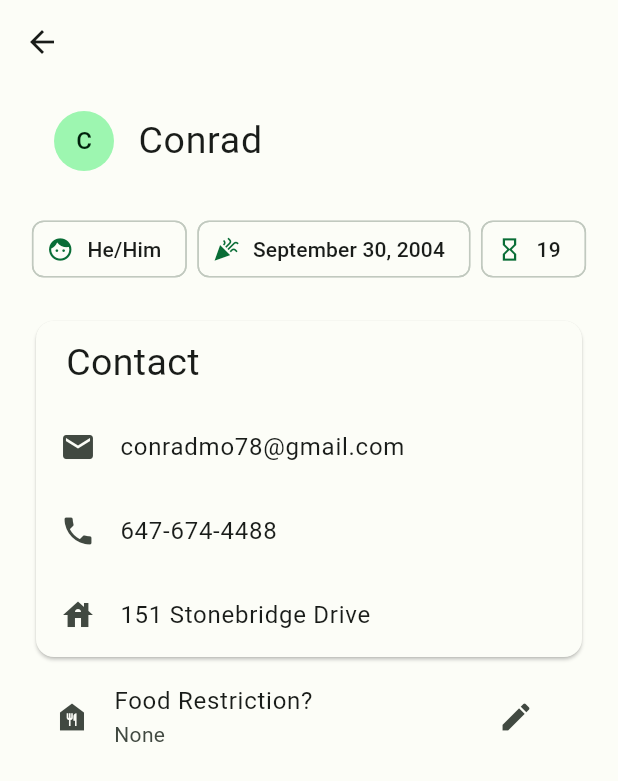
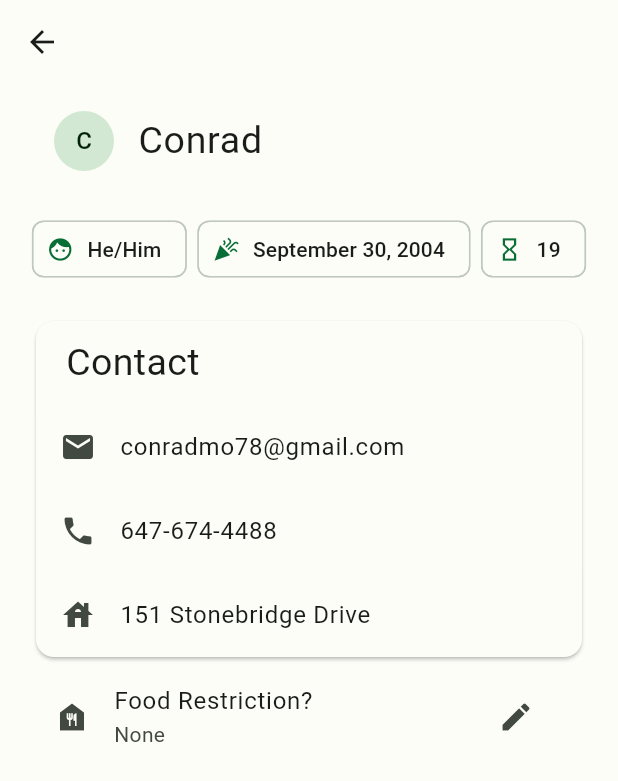
Before and after one commit to CherylZ4/LifeLens, a Flutter app: the FriendTile widget shown alone on an empty page, opened directly, after a tap on an icon or button, on a phone screen of 412 x 824 dp. Shown: the top 781 px of the screen. Run offline on Flutter 3.47's test engine with Material 3 defaults, Android fonts, the light colour scheme and no system bars.

Commit message:
Color changes for icon

```diff
--- a/frontend/lib/states/friendprofile.dart
+++ b/frontend/lib/states/friendprofile.dart
@@ -23,6 +23,8 @@ class _FriendProfileState extends State<FriendProfile> {
           children: <Widget>[
             ListTile(
               leading: CircleAvatar(
+                backgroundColor:
+                    Theme.of(context).colorScheme.secondaryContainer,
                 child: Text(widget.name.substring(0, 1).toUpperCase()),
               ),
               title: Text(
--- a/frontend/lib/widget/friendgroup.dart
+++ b/frontend/lib/widget/friendgroup.dart
@@ -31,6 +31,7 @@ class _FriendGroupState extends State<FriendGroup> {
       ),
       leading: CircleAvatar(
         child: Text(widget.groupname.substring(0, 1).toUpperCase()),
+        backgroundColor: Theme.of(context).colorScheme.secondaryContainer,
       ),
       title: Text(widget.groupname),
       subtitle: Text(widget.description),
--- a/frontend/lib/widget/friendtile.dart
+++ b/frontend/lib/widget/friendtile.dart
@@ -28,6 +28,7 @@ class _FriendTileState extends State<FriendTile> {
       ),
       leading: CircleAvatar(
         child: Text(widget.name.substring(0, 1).toUpperCase()),
+        backgroundColor: Theme.of(context).colorScheme.secondaryContainer,
       ),
       title: Text(widget.name),
     );
```
Also changed, not shown: frontend/lib/states/initialization.dart (+7 -1 lines).
